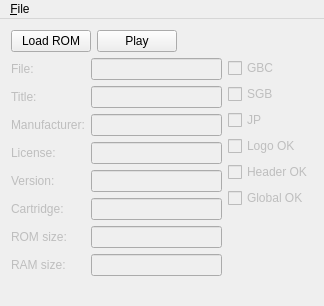
kaini/gameboy, file gameboy_ui/main_window.ui: the form before one commit.
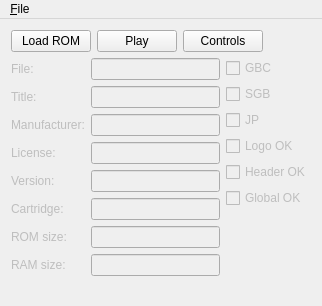
The form after the commit.

Diff of the .ui file:
```diff
--- a/gameboy_ui/main_window.ui
+++ b/gameboy_ui/main_window.ui
@@ -6,7 +6,7 @@
    <rect>
     <x>0</x>
     <y>0</y>
-    <width>324</width>
+    <width>322</width>
     <height>306</height>
    </rect>
   </property>
@@ -31,6 +31,13 @@
         </property>
        </widget>
       </item>
+      <item>
+       <widget class="QPushButton" name="controlsButton">
+        <property name="text">
+         <string>Controls</string>
+        </property>
+       </widget>
+      </item>
       <item>
        <spacer name="horizontalSpacer">
         <property name="orientation">
@@ -329,7 +336,7 @@
     <rect>
      <x>0</x>
      <y>0</y>
-     <width>324</width>
+     <width>322</width>
      <height>21</height>
     </rect>
    </property>
```
